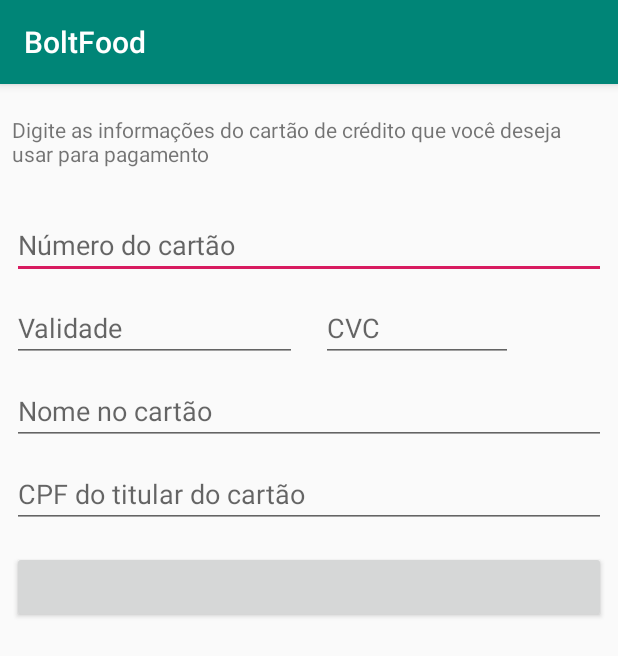
After one commit to BoltFood-Company/BoltFood-Client, an Android app: the CartaoActivity screen opened directly, with no data from a screen before it, on a phone screen of 412 x 824 dp. The commit adds this screen. Shown: the top 656 px of the screen. Run offline under Robolectric (Android 15) with nearby library versions, the phone set to English and light mode, and no system bars.

Commit message:
Alteração tela de Cadastro de Cliente e inclusão da estrutura para cadastro de cartão

```diff
--- a/app/src/main/AndroidManifest.xml
+++ b/app/src/main/AndroidManifest.xml
@@ -9,6 +9,7 @@
         android:roundIcon="@mipmap/ic_launcher_round"
         android:supportsRtl="true"
         android:theme="@style/AppTheme">
+        <activity android:name=".view.CartaoActivity"></activity>
         <activity android:name=".view.LoginActivity">
             <intent-filter>
                 <action android:name="android.intent.action.MAIN" />
@@ -17,7 +18,7 @@
             </intent-filter>
         </activity>
         <activity android:name=".view.ClienteActivity" />
-        <activity android:name=".view.MainActivity"></activity>
+        <activity android:name=".view.MainActivity" />
     </application>
 
 </manifest>
--- /dev/null
+++ b/app/src/main/java/br/com/app/client/boltfood/controller/CartaoController.java
@@ -0,0 +1,4 @@
+package br.com.app.client.boltfood.controller;
+
+public class CartaoController {
+}
--- /dev/null
+++ b/app/src/main/java/br/com/app/client/boltfood/dao/CartaoDAO.java
@@ -0,0 +1,4 @@
+package br.com.app.client.boltfood.dao;
+
+public class CartaoDAO {
+}
--- /dev/null
+++ b/app/src/main/java/br/com/app/client/boltfood/dao/LoginDAO.java
@@ -0,0 +1,4 @@
+package br.com.app.client.boltfood.dao;
+
+public class LoginDAO {
+}
--- /dev/null
+++ b/app/src/main/java/br/com/app/client/boltfood/view/CartaoActivity.java
@@ -0,0 +1,43 @@
+package br.com.app.client.boltfood.view;
+
+import android.support.v7.app.AppCompatActivity;
+import android.os.Bundle;
+import android.view.View;
+import android.widget.EditText;
+
+import br.com.app.client.boltfood.R;
+import br.com.app.client.boltfood.view.util.Mascara;
+
+public class CartaoActivity extends AppCompatActivity {
+
+    private EditText numeroCartao;
+    private EditText validadeCartao;
+    private EditText cvcCartao;
+    private EditText nomeCartao;
+    private EditText documentoCartao;
+
+    @Override
+    protected void onCreate(Bundle savedInstanceState) {
+        super.onCreate(savedInstanceState);
+        setContentView(R.layout.activity_cartao);
+
+        numeroCartao = findViewById(R.id.numeroCartaoEditText);
+        validadeCartao = findViewById(R.id.validadeCartaoEditText);
+        cvcCartao = findViewById(R.id.cvcCartaoEditText);
+        nomeCartao = findViewById(R.id.nomeTitularCartaoEditText);
+        documentoCartao = findViewById(R.id.documentoCartaoEditText);
+
+        Mascara mascaraNumeroCartao = new Mascara("#### #### #### ####", numeroCartao);
+        numeroCartao.addTextChangedListener(mascaraNumeroCartao);
+
+        Mascara mascaraValidadeCartao = new Mascara("##/####", validadeCartao);
+        validadeCartao.addTextChangedListener(mascaraValidadeCartao);
+
+        Mascara mascaraDocumentoTitular = new Mascara("###.###.###-##", documentoCartao);
+        documentoCartao.addTextChangedListener(mascaraDocumentoTitular);
+    }
+
+    public void cadastrarCartao(View view) {
+
+    }
+}
--- /dev/null
+++ b/app/src/main/java/br/com/app/client/boltfood/view/util/Mascara.java
@@ -0,0 +1,89 @@
+package br.com.app.client.boltfood.view.util;
+
+import android.text.Editable;
+import android.text.TextWatcher;
+import android.widget.EditText;
+
+import java.util.HashSet;
+import java.util.Set;
+
+public class Mascara implements TextWatcher {
+
+    private String mascara;
+    private EditText editText;
+    private Set<String> symbolMask = new HashSet<String>();
+    private boolean isUpdating;
+    private String old = "";
+
+    public Mascara(String _mascara, EditText _editText) {
+        this.mascara = _mascara;
+        this.editText = _editText;
+        initSymbolMask();
+    }
+
+    private void initSymbolMask(){
+        for (int i=0; i < mascara.length(); i++){
+            char ch = mascara.charAt(i);
+            if (ch != '#')
+                symbolMask.add(String.valueOf(ch));
+        }
+    }
+
+    public static String unmask(String s, Set<String> replaceSymbols) {
+
+        for (String symbol : replaceSymbols)
+            s = s.replaceAll("["+symbol+"]","");
+
+        return s;
+    }
+
+    public static String mask(String formato, String text){
+        String maskedText="";
+        int i =0;
+        for (char m : formato.toCharArray()) {
+            if (m != '#') {
+                maskedText += m;
+                continue;
+            }
+            try {
+                maskedText += text.charAt(i);
+            } catch (Exception e) {
+                break;
+            }
+            i++;
+        }
+        return maskedText;
+    }
+
+    @Override
+    public void beforeTextChanged(CharSequence s, int start, int count, int after) {
+
+    }
+
+    @Override
+    public void onTextChanged(CharSequence s, int start, int before, int count) {
+        String str = unmask(s.toString(), symbolMask);
+        String _mascara = "";
+
+        if (isUpdating) {
+            old = str;
+            isUpdating = false;
+            return;
+        }
+
+        if(str.length() > old.length())
+            _mascara = mask(mascara,str);
+        else
+            _mascara = s.toString();
+
+        isUpdating = true;
+
+        editText.setText(_mascara);
+        editText.setSelection(_mascara.length());
+    }
+
+    @Override
+    public void afterTextChanged(Editable s) {
+
+    }
+}
--- /dev/null
+++ b/app/src/main/res/layout/activity_cartao.xml
@@ -0,0 +1,136 @@
+<?xml version="1.0" encoding="utf-8"?>
+
+<ScrollView xmlns:android="http://schemas.android.com/apk/res/android"
+    xmlns:app="http://schemas.android.com/apk/res-auto"
+    xmlns:tools="http://schemas.android.com/tools"
+    android:layout_width="match_parent"
+    android:layout_height="match_parent"
+    tools:context=".view.CartaoActivity"
+    android:fillViewport="true">
+
+
+<android.support.constraint.ConstraintLayout
+    android:layout_width="match_parent"
+    android:layout_height="match_parent">
+
+    <android.support.constraint.Guideline
+        android:id="@+id/guideline2"
+        android:layout_width="wrap_content"
+        android:layout_height="wrap_content"
+        android:orientation="horizontal"
+        app:layout_constraintGuide_percent="0.1" />
+
+    <android.support.constraint.Guideline
+        android:id="@+id/guideline3"
+        android:layout_width="wrap_content"
+        android:layout_height="wrap_content"
+        android:orientation="vertical"
+        app:layout_constraintGuide_percent="0.5" />
+
+    <android.support.constraint.Guideline
+        android:id="@+id/guideline4"
+        android:layout_width="wrap_content"
+        android:layout_height="wrap_content"
+        android:orientation="vertical"
+        app:layout_constraintGuide_percent="0.85" />
+
+    <TextView
+        android:id="@+id/textView2"
+        android:layout_width="0dp"
+        android:layout_height="wrap_content"
+        android:layout_marginStart="8dp"
+        android:layout_marginTop="8dp"
+        android:layout_marginEnd="8dp"
+        android:layout_marginBottom="8dp"
+        android:text="@string/informativocartao"
+        app:layout_constraintBottom_toTopOf="@+id/guideline2"
+        app:layout_constraintEnd_toEndOf="parent"
+        app:layout_constraintStart_toStartOf="parent"
+        app:layout_constraintTop_toTopOf="parent" />
+
+    <EditText
+        android:id="@+id/numeroCartaoEditText"
+        android:layout_width="0dp"
+        android:layout_height="wrap_content"
+        android:layout_marginStart="8dp"
+        android:layout_marginTop="8dp"
+        android:layout_marginEnd="8dp"
+        android:ems="10"
+        android:hint="@string/numerocartao"
+        android:inputType="number"
+        app:layout_constraintEnd_toEndOf="parent"
+        app:layout_constraintStart_toStartOf="parent"
+        app:layout_constraintTop_toTopOf="@+id/guideline2" />
+
+    <EditText
+        android:id="@+id/validadeCartaoEditText"
+        android:layout_width="0dp"
+        android:layout_height="wrap_content"
+        android:layout_marginStart="8dp"
+        android:layout_marginTop="10dp"
+        android:layout_marginEnd="8dp"
+        android:ems="10"
+        android:hint="@string/validadecartao"
+        android:inputType="number"
+        app:layout_constraintEnd_toStartOf="@+id/guideline3"
+        app:layout_constraintStart_toStartOf="parent"
+        app:layout_constraintTop_toBottomOf="@+id/numeroCartaoEditText" />
+
+    <EditText
+        android:id="@+id/cvcCartaoEditText"
+        android:layout_width="0dp"
+        android:layout_height="wrap_content"
+        android:layout_marginStart="8dp"
+        android:layout_marginTop="10dp"
+        android:layout_marginEnd="8dp"
+        android:ems="10"
+        android:hint="@string/cvccartao"
+        android:inputType="number"
+        android:maxLength="3"
+        app:layout_constraintEnd_toStartOf="@+id/guideline4"
+        app:layout_constraintStart_toStartOf="@+id/guideline3"
+        app:layout_constraintTop_toBottomOf="@+id/numeroCartaoEditText" />
+
+    <EditText
+        android:id="@+id/nomeTitularCartaoEditText"
+        android:layout_width="0dp"
+        android:layout_height="wrap_content"
+        android:layout_marginStart="8dp"
+        android:layout_marginTop="10dp"
+        android:layout_marginEnd="8dp"
+        android:ems="10"
+        android:hint="@string/nomecartao"
+        android:inputType="textPersonName"
+        app:layout_constraintEnd_toEndOf="parent"
+        app:layout_constraintStart_toStartOf="parent"
+        app:layout_constraintTop_toBottomOf="@+id/validadeCartaoEditText" />
+
+    <EditText
+        android:id="@+id/documentoCartaoEditText"
+        android:layout_width="0dp"
+        android:layout_height="wrap_content"
+        android:layout_marginStart="8dp"
+        android:layout_marginTop="10dp"
+        android:layout_marginEnd="8dp"
+        android:ems="10"
+        android:hint="@string/documentotitularcartao"
+        android:inputType="number"
+        app:layout_constraintEnd_toEndOf="parent"
+        app:layout_constraintStart_toStartOf="parent"
+        app:layout_constraintTop_toBottomOf="@+id/nomeTitularCartaoEditText" />
+
+    <Button
+        android:id="@+id/cadastrarCartaoButton"
+        android:layout_width="0dp"
+        android:layout_height="wrap_content"
+        android:layout_marginStart="8dp"
+        android:layout_marginTop="15dp"
+        android:layout_marginEnd="8dp"
+        android:onClick="cadastrarCartao"
+        app:layout_constraintEnd_toEndOf="parent"
+        app:layout_constraintStart_toStartOf="parent"
+        app:layout_constraintTop_toBottomOf="@+id/documentoCartaoEditText"
+        tools:text="@string/cadastrar" />
+
+</android.support.constraint.ConstraintLayout>
+</ScrollView>
--- a/app/src/main/res/layout/activity_cliente.xml
+++ b/app/src/main/res/layout/activity_cliente.xml
@@ -72,17 +72,15 @@
             android:layout_width="0dp"
             android:layout_height="wrap_content"
             android:layout_marginStart="8dp"
-            android:layout_marginLeft="8dp"
             android:layout_marginTop="28dp"
             android:layout_marginEnd="8dp"
-            android:layout_marginRight="8dp"
+            android:autofillHints="@string/telefone"
             android:ems="10"
             android:hint="@string/telefone"
             android:inputType="phone"
             app:layout_constraintEnd_toEndOf="parent"
             app:layout_constraintStart_toStartOf="parent"
-            app:layout_constraintTop_toBottomOf="@+id/dataNascimentoEditText"
-            android:autofillHints="@string/telefone"/>
+            app:layout_constraintTop_toBottomOf="@+id/dataNascimentoEditText" />
 
         <RadioGroup
             android:id="@+id/sexoRadioGroup"
--- a/app/src/main/res/values/strings.xml
+++ b/app/src/main/res/values/strings.xml
@@ -31,7 +31,11 @@
     <string name="validacaoconfirmacaoemail">Por favor, confirme seu e-mail.</string>
     <string name="validacaoconfirmacaosenha">Por favor, confirme sua senha.</string>
 
+    <string name="informativocartao">Digite as informações do cartão de crédito que você deseja usar para pagamento</string>
 
-
-
+    <string name="numerocartao">Número do cartão</string>
+    <string name="validadecartao">Validade</string>
+    <string name="cvccartao">CVC</string>
+    <string name="nomecartao">Nome no cartão</string>
+    <string name="documentotitularcartao">CPF do titular do cartão</string>
 </resources>
```
Also changed, not shown: app/src/main/java/br/com/app/client/boltfood/model/entity/Cartao.java (+76 -1 lines), app/src/main/java/br/com/app/client/boltfood/view/ClienteActivity.java (+9 -4 lines), app/src/main/java/br/com/app/client/boltfood/view/util/Mask.java (deleted, +0 -53 lines).
